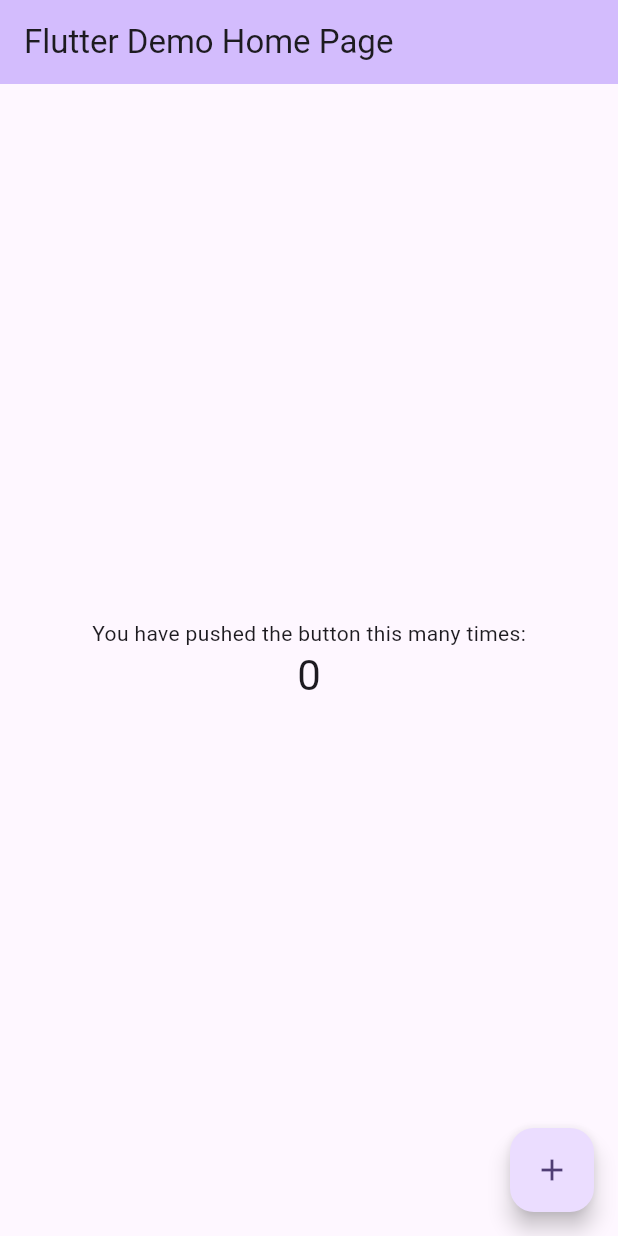
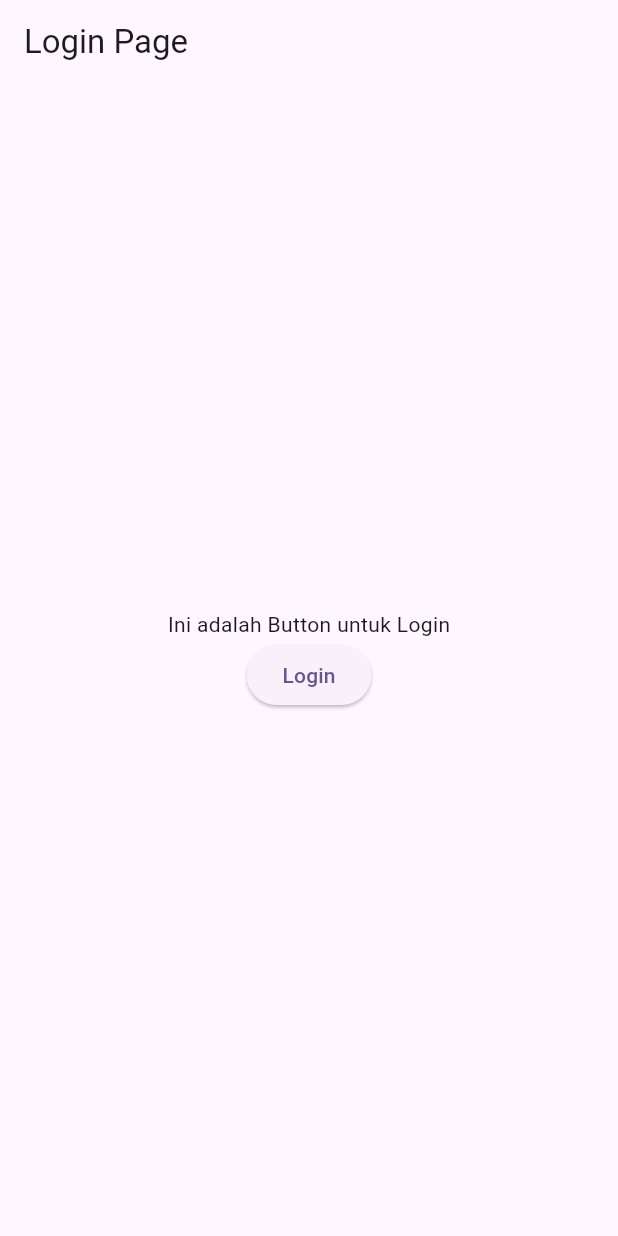
Before and after one commit to shizucc/Aray, a Flutter app: the screen it shows after launch, on a phone screen of 412 x 824 dp. Run offline on Flutter 3.47's test engine with Material 2 defaults, Android fonts, the phone set to English and light mode, and no system bars; our stand-ins replace firebase_auth, firebase_core, google_sign_in; accounts and stored records are empty.

Commit message:
add login with google features

```diff
--- /dev/null
+++ b/lib/loginpage.dart
@@ -0,0 +1,46 @@
+import 'package:firebase_auth/firebase_auth.dart';
+import 'package:flutter/material.dart';
+import 'package:google_sign_in/google_sign_in.dart';
+
+class LoginPage extends StatefulWidget {
+  const LoginPage({super.key});
+
+  @override
+  State<LoginPage> createState() => _LoginPageState();
+}
+
+class _LoginPageState extends State<LoginPage> {
+  void signInWithGoogle() async {
+    GoogleSignInAccount? googleUser = await GoogleSignIn().signIn();
+
+    GoogleSignInAuthentication? googleAuth = await googleUser?.authentication;
+
+    AuthCredential credential = GoogleAuthProvider.credential(
+      accessToken: googleAuth?.accessToken,
+      idToken: googleAuth?.idToken,
+    );
+
+    UserCredential userCredential =
+        await FirebaseAuth.instance.signInWithCredential(credential);
+
+    print(userCredential.user?.displayName);
+  }
+
+  @override
+  Widget build(BuildContext context) {
+    return Scaffold(
+      appBar: AppBar(
+        title: Text("Login Page"),
+      ),
+      body: Center(
+        child: Column(
+          mainAxisAlignment: MainAxisAlignment.center,
+          children: [
+            Text("Ini adalah Button untuk Login"),
+            ElevatedButton(onPressed: signInWithGoogle, child: Text("Login"))
+          ],
+        ),
+      ),
+    );
+  }
+}
--- a/lib/main.dart
+++ b/lib/main.dart
@@ -1,6 +1,15 @@
+import 'package:aray/loginpage.dart';
+import 'package:firebase_auth/firebase_auth.dart';
 import 'package:flutter/material.dart';
+import 'package:firebase_core/firebase_core.dart';
+import 'package:google_sign_in/google_sign_in.dart';
+import 'firebase_options.dart';
 
-void main() {
+void main() async {
+  WidgetsFlutterBinding.ensureInitialized();
+  await Firebase.initializeApp(
+    options: DefaultFirebaseOptions.currentPlatform,
+  );
   runApp(const MyApp());
 }
 
@@ -13,25 +22,28 @@ class MyApp extends StatelessWidget {
     return MaterialApp(
       title: 'Flutter Demo',
       theme: ThemeData(
-        // This is the theme of your application.
-        //
-        // TRY THIS: Try running your application with "flutter run". You'll see
-        // the application has a blue toolbar. Then, without quitting the app,
-        // try changing the seedColor in the colorScheme below to Colors.green
-        // and then invoke "hot reload" (save your changes or press the "hot
-        // reload" button in a Flutter-supported IDE, or press "r" if you used
-        // the command line to start the app).
-        //
-        // Notice that the counter didn't reset back to zero; the application
-        // state is not lost during the reload. To reset the state, use hot
-        // restart instead.
-        //
-        // This works for code too, not just values: Most code changes can be
-        // tested with just a hot reload.
         colorScheme: ColorScheme.fromSeed(seedColor: Colors.deepPurple),
         useMaterial3: true,
       ),
-      home: const MyHomePage(title: 'Flutter Demo Home Page'),
+      home: StreamBuilder<User?>(
+        stream: FirebaseAuth.instance.authStateChanges(),
+        builder: (context, snapshot) {
+          if (snapshot.hasError) {
+            print("Error");
+            return Text(snapshot.error.toString());
+          }
+          if (snapshot.connectionState == ConnectionState.active) {
+            if (snapshot.data == null) {
+              return const LoginPage();
+            } else {
+              return MyHomePage(
+                  title: FirebaseAuth.instance.currentUser!.displayName!);
+            }
+          } else {
+            return Container();
+          }
+        },
+      ),
     );
   }
 }
@@ -68,6 +80,11 @@ class _MyHomePageState extends State<MyHomePage> {
     });
   }
 
+  void logOutWithGoogle() async {
+    await GoogleSignIn().signOut();
+    FirebaseAuth.instance.signOut();
+  }
+
   @override
   Widget build(BuildContext context) {
     // This method is rerun every time setState is called, for instance as done
@@ -85,6 +102,10 @@ class _MyHomePageState extends State<MyHomePage> {
         // Here we take the value from the MyHomePage object that was created by
         // the App.build method, and use it to set our appbar title.
         title: Text(widget.title),
+        actions: [
+          IconButton(
+              onPressed: logOutWithGoogle, icon: Icon(Icons.power_settings_new))
+        ],
       ),
       body: Center(
         // Center is a layout widget. It takes a single child and positions it
--- a/pubspec.yaml
+++ b/pubspec.yaml
@@ -35,6 +35,10 @@ dependencies:
   # The following adds the Cupertino Icons font to your application.
   # Use with the CupertinoIcons class for iOS style icons.
   cupertino_icons: ^1.0.2
+  firebase_core: ^2.16.0
+  firebase_auth: ^4.10.0
+  google_sign_in: ^6.1.5
+  get: ^4.6.6
 
 dev_dependencies:
   flutter_test:
```
Also changed, not shown: lib/firebase_options.dart (added), pubspec.lock, 9 other files.
